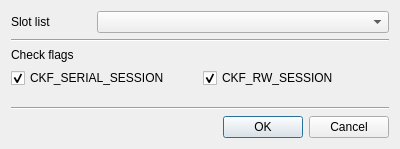
This is CryptokiMan/open_session_dlg.ui in jykim74/CryptokiMan as Qt 5 draws it before an edit. The edited form follows.
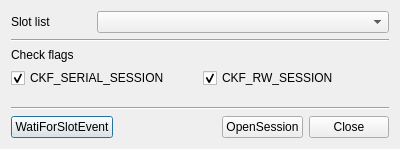
This is the edited form.

Commit message: WaitForSlotEvent 체크 추가

```diff
--- a/CryptokiMan/open_session_dlg.ui
+++ b/CryptokiMan/open_session_dlg.ui
@@ -100,14 +100,45 @@
     </widget>
    </item>
    <item>
-    <widget class="QDialogButtonBox" name="buttonBox">
-     <property name="orientation">
-      <enum>Qt::Horizontal</enum>
+    <layout class="QGridLayout" name="gridLayout">
+     <property name="topMargin">
+      <number>0</number>
      </property>
-     <property name="standardButtons">
-      <set>QDialogButtonBox::Cancel|QDialogButtonBox::Ok</set>
-     </property>
-    </widget>
+     <item row="0" column="0">
+      <widget class="QPushButton" name="mWaitForSlotEventBtn">
+       <property name="text">
+        <string>WatiForSlotEvent</string>
+       </property>
+      </widget>
+     </item>
+     <item row="0" column="2">
+      <widget class="QPushButton" name="mOpenSessionBtn">
+       <property name="text">
+        <string>OpenSession</string>
+       </property>
+      </widget>
+     </item>
+     <item row="0" column="3">
+      <widget class="QPushButton" name="mCloseBtn">
+       <property name="text">
+        <string>Close</string>
+       </property>
+      </widget>
+     </item>
+     <item row="0" column="1">
+      <spacer name="horizontalSpacer">
+       <property name="orientation">
+        <enum>Qt::Horizontal</enum>
+       </property>
+       <property name="sizeHint" stdset="0">
+        <size>
+         <width>40</width>
+         <height>20</height>
+        </size>
+       </property>
+      </spacer>
+     </item>
+    </layout>
    </item>
   </layout>
  </widget>
```
Left out of the diff: 35 changed lines with no effect on the pictures. The commit also changes 4 other files.
